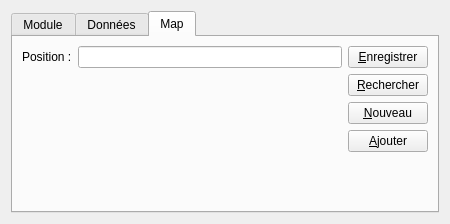
Old version of the form app/cpp/qmake/mingw/code/src/manager/GModuleUi.ui in the repository gkesse/ReadyCode.
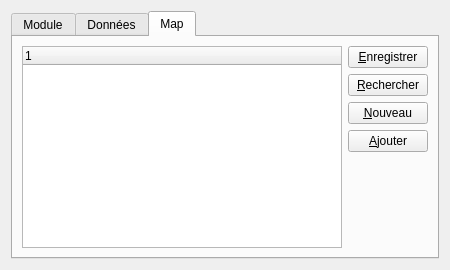
New version of the form. The open tabs and pages were chosen to show the change. Custom widgets are drawn as their Qt base class.

Commit message: gestion module map

The edit to the form file:
```diff
--- a/app/cpp/qmake/mingw/code/src/manager/GModuleUi.ui
+++ b/app/cpp/qmake/mingw/code/src/manager/GModuleUi.ui
@@ -7,7 +7,7 @@
     <x>0</x>
     <y>0</y>
     <width>450</width>
-    <height>224</height>
+    <height>270</height>
    </rect>
   </property>
   <property name="minimumSize">
@@ -201,39 +201,13 @@
       </attribute>
       <layout class="QGridLayout" name="gridLayout_4">
        <item row="0" column="0">
-        <layout class="QVBoxLayout" name="verticalLayout_5" stretch="0,0">
-         <item>
-          <layout class="QFormLayout" name="formLayout_3">
-           <item row="0" column="0">
-            <widget class="QLabel" name="label_4">
-             <property name="text">
-              <string>Position :</string>
-             </property>
-            </widget>
-           </item>
-           <item row="0" column="1">
-            <layout class="QHBoxLayout" name="horizontalLayout_3">
-             <item>
-              <widget class="QLineEdit" name="edtPositionMap"/>
-             </item>
-            </layout>
-           </item>
-          </layout>
-         </item>
-         <item>
-          <spacer name="verticalSpacer_5">
-           <property name="orientation">
-            <enum>Qt::Vertical</enum>
-           </property>
-           <property name="sizeHint" stdset="0">
-            <size>
-             <width>20</width>
-             <height>0</height>
-            </size>
-           </property>
-          </spacer>
-         </item>
-        </layout>
+        <widget class="GTreeWidgetUi" name="treeMap">
+         <column>
+          <property name="text">
+           <string notr="true">1</string>
+          </property>
+         </column>
+        </widget>
        </item>
        <item row="0" column="1">
         <layout class="QVBoxLayout" name="verticalLayout_6">
@@ -286,6 +260,13 @@
    </item>
   </layout>
  </widget>
+ <customwidgets>
+  <customwidget>
+   <class>GTreeWidgetUi</class>
+   <extends>QTreeWidget</extends>
+   <header location="global">GTreeWidgetUi.h</header>
+  </customwidget>
+ </customwidgets>
  <resources/>
  <connections/>
 </ui>
```
Left out of the diff: 2 changed lines with no effect on the pictures. The commit also changes 18 other files.
